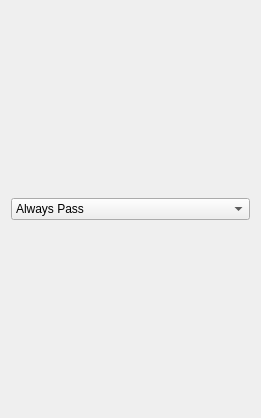
First picture: the form in Filtering/filterslot.ui, repository cowsed/KinectToolBox, before the edit.
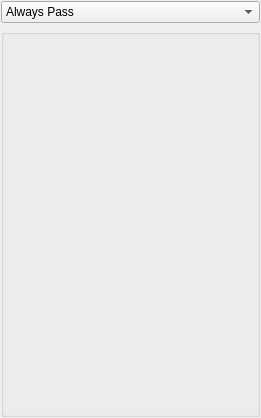
Second picture: the form after the edit.

The edit to the form file:
```diff
--- a/Filtering/filterslot.ui
+++ b/Filtering/filterslot.ui
@@ -17,6 +17,18 @@
    <string notr="true"/>
   </property>
   <layout class="QVBoxLayout" name="verticalLayout">
+   <property name="leftMargin">
+    <number>1</number>
+   </property>
+   <property name="topMargin">
+    <number>1</number>
+   </property>
+   <property name="rightMargin">
+    <number>1</number>
+   </property>
+   <property name="bottomMargin">
+    <number>1</number>
+   </property>
    <item>
     <widget class="QComboBox" name="comboBox">
      <item>
@@ -39,11 +51,27 @@
        <string>Or</string>
       </property>
      </item>
-     <item>
-      <property name="text">
-       <string>Not</string>
+    </widget>
+   </item>
+   <item>
+    <widget class="QGroupBox" name="groupBox">
+     <property name="title">
+      <string/>
+     </property>
+     <layout class="QVBoxLayout" name="childLayout">
+      <property name="leftMargin">
+       <number>1</number>
       </property>
-     </item>
+      <property name="topMargin">
+       <number>1</number>
+      </property>
+      <property name="rightMargin">
+       <number>1</number>
+      </property>
+      <property name="bottomMargin">
+       <number>1</number>
+      </property>
+     </layout>
     </widget>
    </item>
   </layout>
```
